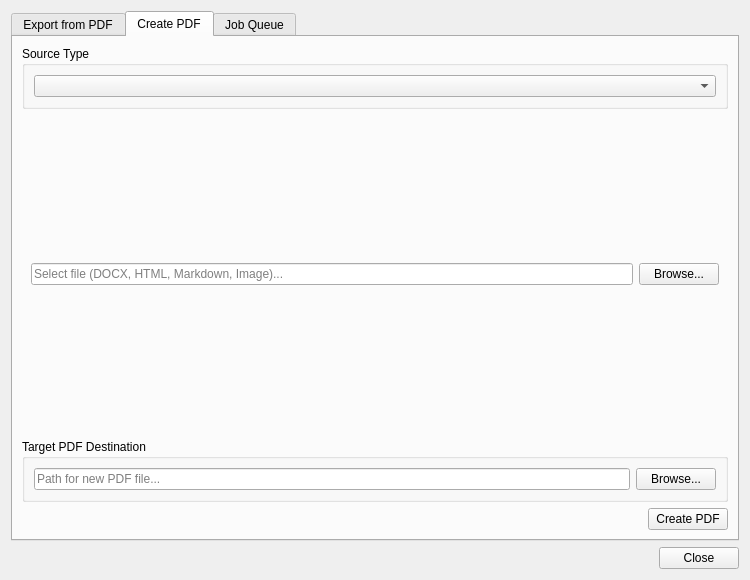
Old version of the form Pdf4QtLibGui/pdfconversioncenterdialog.ui in the repository smitelagwar/VectorPDF.
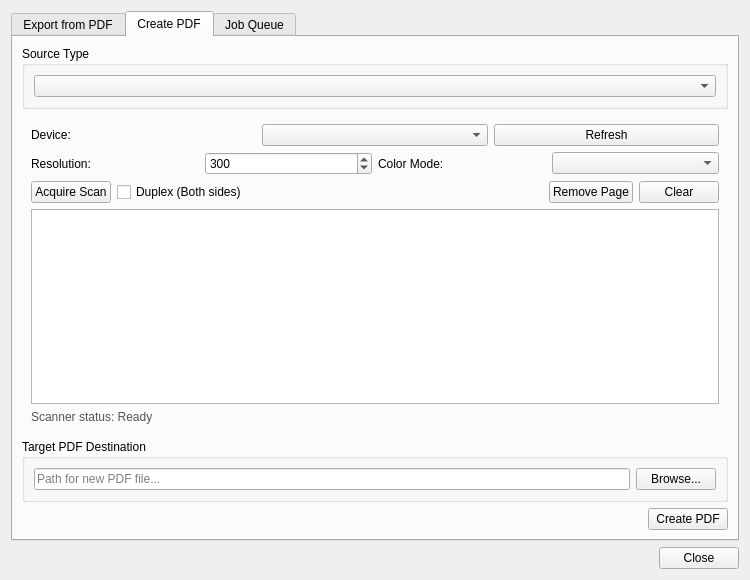
New version of the form. The open tabs and pages were chosen to show the change.

Commit message: fix(conversion): implement final closing plan for PDF/A, Scanner, Multi-page TIFF and OOXML validation

The edit to the form file:
```diff
--- a/Pdf4QtLibGui/pdfconversioncenterdialog.ui
+++ b/Pdf4QtLibGui/pdfconversioncenterdialog.ui
@@ -350,6 +350,123 @@
            </item>
           </layout>
          </widget>
+         <widget class="QWidget" name="createScannerPage">
+          <layout class="QVBoxLayout" name="createScannerLayout">
+           <item>
+            <layout class="QHBoxLayout" name="scannerDeviceHLayout">
+             <item>
+              <widget class="QLabel" name="scannerDeviceLabel">
+               <property name="text">
+                <string>Device:</string>
+               </property>
+              </widget>
+             </item>
+             <item>
+              <widget class="QComboBox" name="scannerDeviceCombo"/>
+             </item>
+             <item>
+              <widget class="QPushButton" name="scannerRefreshButton">
+               <property name="text">
+                <string>Refresh</string>
+               </property>
+              </widget>
+             </item>
+            </layout>
+           </item>
+           <item>
+            <layout class="QGridLayout" name="scannerOptionsGrid">
+             <item row="0" column="0">
+              <widget class="QLabel" name="scannerDpiLabel">
+               <property name="text">
+                <string>Resolution:</string>
+               </property>
+              </widget>
+             </item>
+             <item row="0" column="1">
+              <widget class="QSpinBox" name="scannerDpiSpin">
+               <property name="minimum">
+                <number>72</number>
+               </property>
+               <property name="maximum">
+                <number>1200</number>
+               </property>
+               <property name="value">
+                <number>300</number>
+               </property>
+              </widget>
+             </item>
+             <item row="0" column="2">
+              <widget class="QLabel" name="scannerColorLabel">
+               <property name="text">
+                <string>Color Mode:</string>
+               </property>
+              </widget>
+             </item>
+             <item row="0" column="3">
+              <widget class="QComboBox" name="scannerColorCombo"/>
+             </item>
+            </layout>
+           </item>
+           <item>
+            <layout class="QHBoxLayout" name="scannerActionsLayout">
+             <item>
+              <widget class="QPushButton" name="scannerScanButton">
+               <property name="text">
+                <string>Acquire Scan</string>
+               </property>
+              </widget>
+             </item>
+             <item>
+              <widget class="QCheckBox" name="scannerDuplexCheck">
+               <property name="text">
+                <string>Duplex (Both sides)</string>
+               </property>
+              </widget>
+             </item>
+             <item>
+              <spacer name="scannerSpacer">
+               <property name="orientation">
+                <enum>Qt::Horizontal</enum>
+               </property>
+               <property name="sizeHint" stdset="0">
+                <size>
+                 <width>40</width>
+                 <height>20</height>
+                </size>
+               </property>
+              </spacer>
+             </item>
+             <item>
+              <widget class="QPushButton" name="scannerDeletePageButton">
+               <property name="text">
+                <string>Remove Page</string>
+               </property>
+              </widget>
+             </item>
+             <item>
+              <widget class="QPushButton" name="scannerClearButton">
+               <property name="text">
+                <string>Clear</string>
+               </property>
+              </widget>
+             </item>
+            </layout>
+           </item>
+           <item>
+            <widget class="QListWidget" name="scannerPagesListWidget"/>
+           </item>
+           <item>
+            <widget class="QLabel" name="scannerStatusLabel">
+             <property name="text">
+              <string>Scanner status: Ready</string>
+             </property>
+             <property name="styleSheet">
+              <string>color: #555;</string>
+             </property>
+            </widget>
+           </item>
+          </layout>
+         </widget>
         </widget>
        </item>
        <item>
```
The commit also changes 32 other files.
